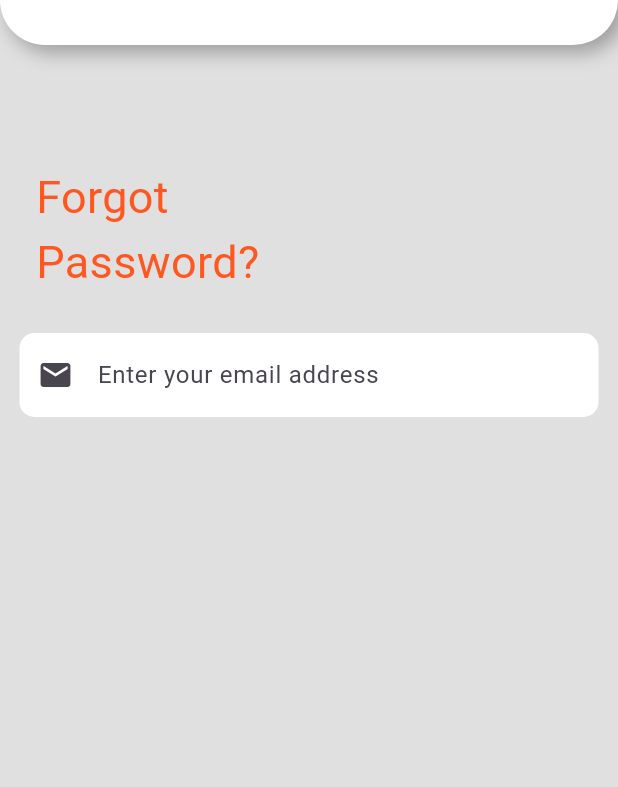
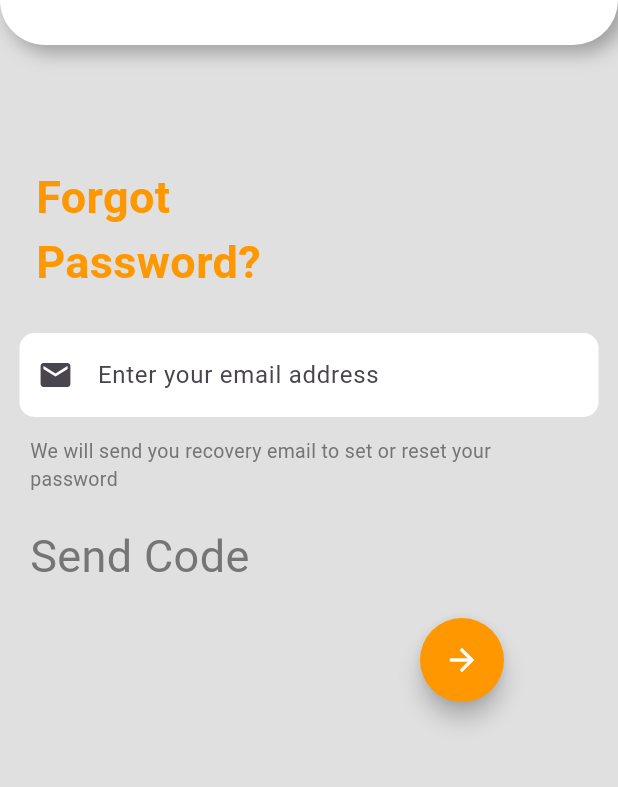
Before and after one commit to azharbinsethi/flutter, a Flutter app: the ForgetPassword screen opened directly, on a phone screen of 412 x 824 dp, the part 405-1192 px from its top. Run offline on Flutter 3.47's test engine with Material 3 defaults, Android fonts, the phone set to English and light mode, and no system bars.

Commit message:
second commit

```diff
--- a/lib/CustomWidgets/CustomWidgets.dart
+++ b/lib/CustomWidgets/CustomWidgets.dart
@@ -82,7 +82,11 @@ class ForgetPassword extends StatelessWidget {
             margin: EdgeInsets.only(left: 24),
             child: Text(
               "Forgot\nPassword?",
-              style: TextStyle(color: Colors.deepOrange, fontSize: 30),
+              style: TextStyle(
+                color: Colors.orange,
+                fontSize: 30,
+                fontWeight: FontWeight.bold,
+              ),
             ),
           ),
           SizedBox(height: 13),
@@ -101,6 +105,33 @@ class ForgetPassword extends StatelessWidget {
               ),
             ),
           ),
+
+          Container(
+            margin: EdgeInsets.only(left: 20),
+            child: Text(
+              'We will send you recovery email to set or reset your\npassword',
+              style: TextStyle(color: Colors.grey.shade600, fontSize: 13),
+            ),
+          ),
+          SizedBox(height: 20),
+          Container(
+            margin: EdgeInsets.only(left: 20),
+            child: Text(
+              'Send Code',
+              style: TextStyle(color: Colors.grey.shade600, fontSize: 30),
+            ),
+          ),
+          SizedBox(height: 20),
+          Container(
+            margin: EdgeInsets.only(left: 280),
+            child: FloatingActionButton(
+              shape: CircleBorder(),
+              backgroundColor: Colors.orange,
+              foregroundColor: Colors.white,
+              onPressed: () {},
+              child: Icon(Icons.arrow_forward_outlined),
+            ),
+          ),
         ],
       ),
     );
--- a/lib/main.dart
+++ b/lib/main.dart
@@ -1,5 +1,4 @@
 import 'package:flutter/material.dart';
-import 'package:testingterminal/Login/login.dart';
 import 'package:testingterminal/splashScreen/spalsh_screen.dart';
 
 void main() {
--- a/lib/welcome/welcome.dart
+++ b/lib/welcome/welcome.dart
@@ -1,7 +1,7 @@
 import 'package:flutter/material.dart';
 import 'package:testingterminal/CustomWidgets/CustomWidgets.dart';
 import 'package:testingterminal/DeliverTo/DeliverTo.dart';
-import 'package:testingterminal/HomeScreen/HomeScreen.dart';
+import 'package:testingterminal/SearchScreen/SearchOne.dart';
 import 'package:testingterminal/home/home.dart';
 
 class Welcome extends StatelessWidget {
@@ -18,7 +18,7 @@ class Welcome extends StatelessWidget {
             onTap: () {
               Navigator.push(
                 context,
-                MaterialPageRoute(builder: (context) => HomeScren()),
+                MaterialPageRoute(builder: (context) => SearchOne()),
               );
             },
             child: Skiptext(),
```
Also changed, not shown: lib/SearchScreen/SearchOne.dart (renamed from lib/HomeScreen/HomeScreen.dart, +75 -7 lines), lib/SearchScreen/SearchTwo.dart (added, +144 -0 lines), assets/image/menu.png (added), assets/image/popular.png (added).
